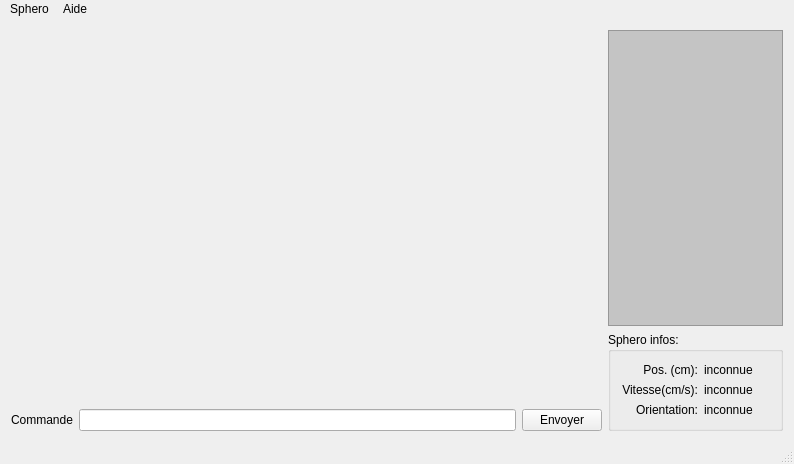
Qt form src/mainwindow.ui (slock83/sphero-command-app) before a commit.
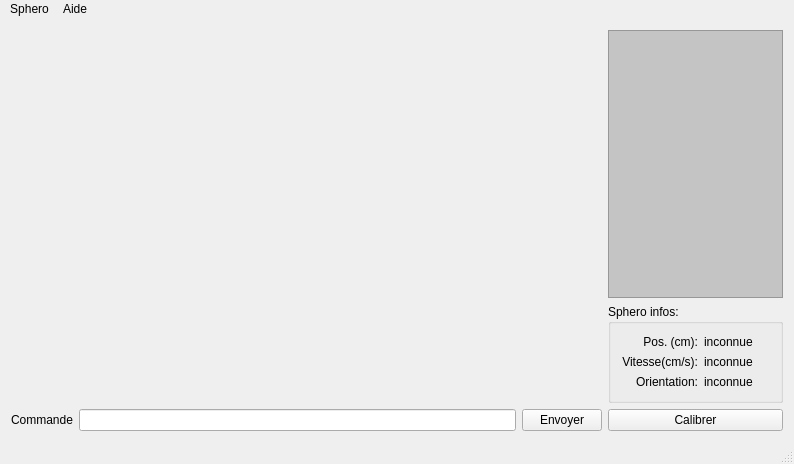
The same form after that commit. Custom widgets are drawn as their Qt base class.

The edit to the form file:
```diff
--- a/src/mainwindow.ui
+++ b/src/mainwindow.ui
@@ -180,6 +180,13 @@
         </layout>
        </widget>
       </item>
+      <item>
+       <widget class="QPushButton" name="calibrateButton">
+        <property name="text">
+         <string>Calibrer</string>
+        </property>
+       </widget>
+      </item>
      </layout>
     </item>
    </layout>
```
